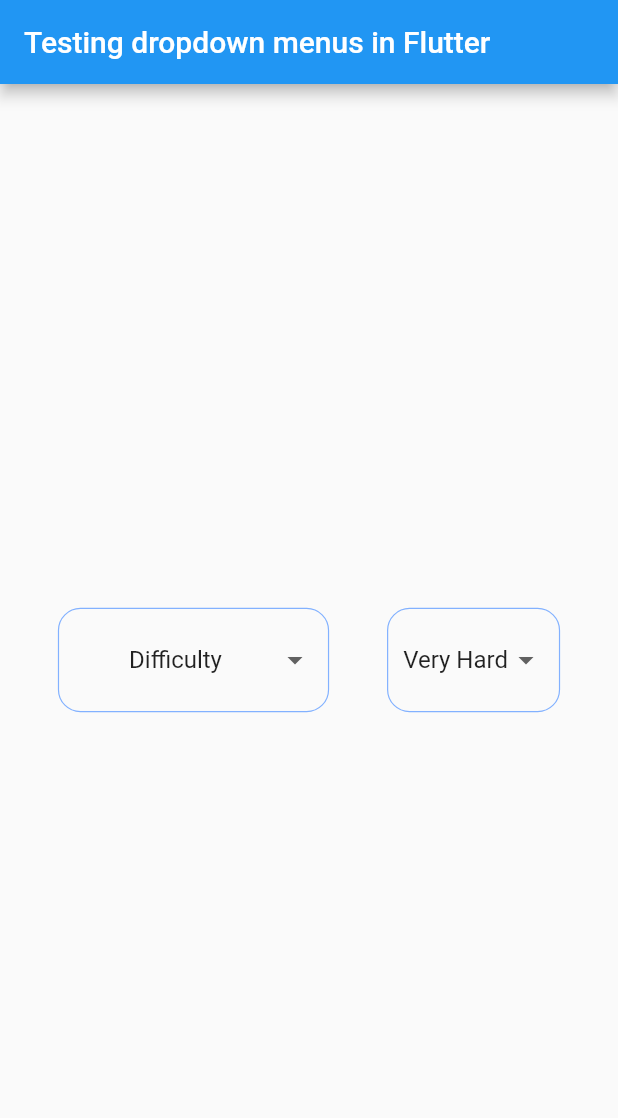
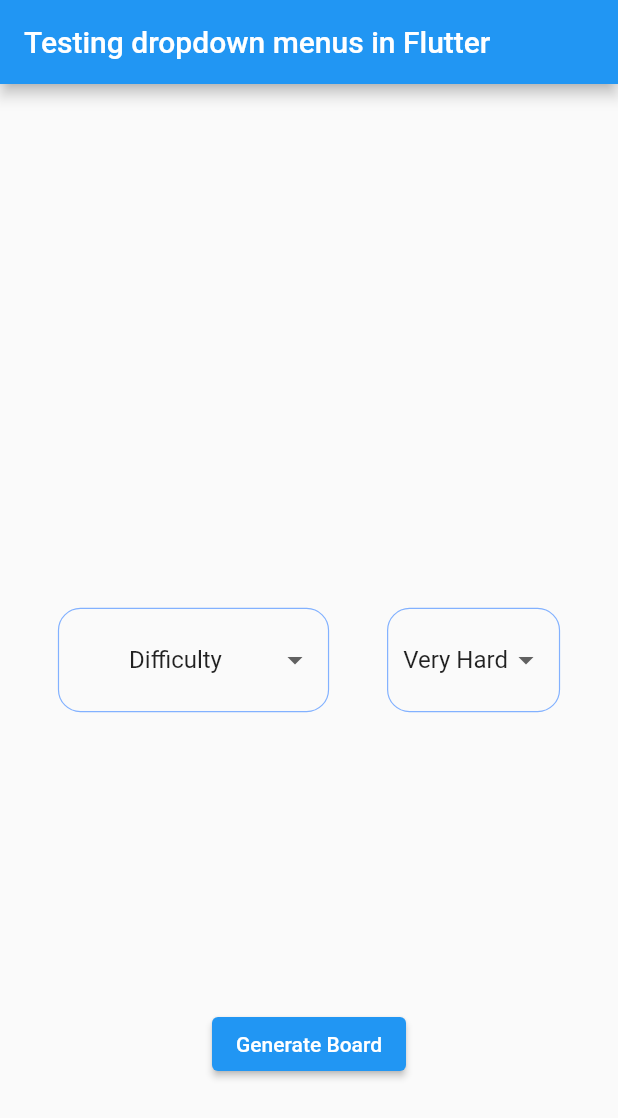
Before and after one commit to Chuset21/Labyrinth-Maker-Flutter, a Flutter app: the screen it shows after launch, on a phone screen of 412 x 824 dp. Shown: the top 1118 px of the screen. Run offline on Flutter 3.47's test engine with Material 2 defaults, Android fonts, the phone set to English and light mode, and no system bars.

Commit message:
Started working on routing

```diff
--- a/lib/main.dart
+++ b/lib/main.dart
@@ -67,7 +67,13 @@
 
   @override
   Widget build(BuildContext context) {
-    return Row(
+    return Column(
+      children: <Widget>[
+        const Spacer(),
+        Flexible(
+          flex: 1,
+          child: Center(
+            child: Row(
               children: <Widget>[
                 const Spacer(),
                 Container(
@@ -84,8 +90,8 @@
                     value: _optionValue,
                     alignment: AlignmentDirectional.center,
                     items: _optionList
-                .map<DropdownMenuItem<String>>(
-                    (String value) => DropdownMenuItem<String>(
+                        .map<DropdownMenuItem<String>>((String value) =>
+                            DropdownMenuItem<String>(
                               value: value,
                               child: Text(value, textAlign: TextAlign.center),
                             ))
@@ -118,7 +124,8 @@
                         ? _difficulties
                             .map((String value) => DropdownMenuItem<String>(
                                   value: value,
-                          child: Text(value, textAlign: TextAlign.center),
+                                  child:
+                                      Text(value, textAlign: TextAlign.center),
                                 ))
                             .toList()
                         : _barrierNumbers
@@ -142,6 +149,25 @@
                 ),
                 const Spacer(),
               ],
+            ),
+          ),
+        ),
+        Flexible(
+          flex: 1,
+          child: Center(
+            child: ElevatedButton(
+              child: const Text('Generate Board'),
+              onPressed: () {
+                Navigator.push(
+                  context,
+                  MaterialPageRoute(
+                      builder: (context) => const MyApp()), // Change this
+                );
+              },
+            ),
+          ),
+        ),
+      ],
     );
   }
 }
```
Lines whose indentation alone changed are shown as unchanged.
